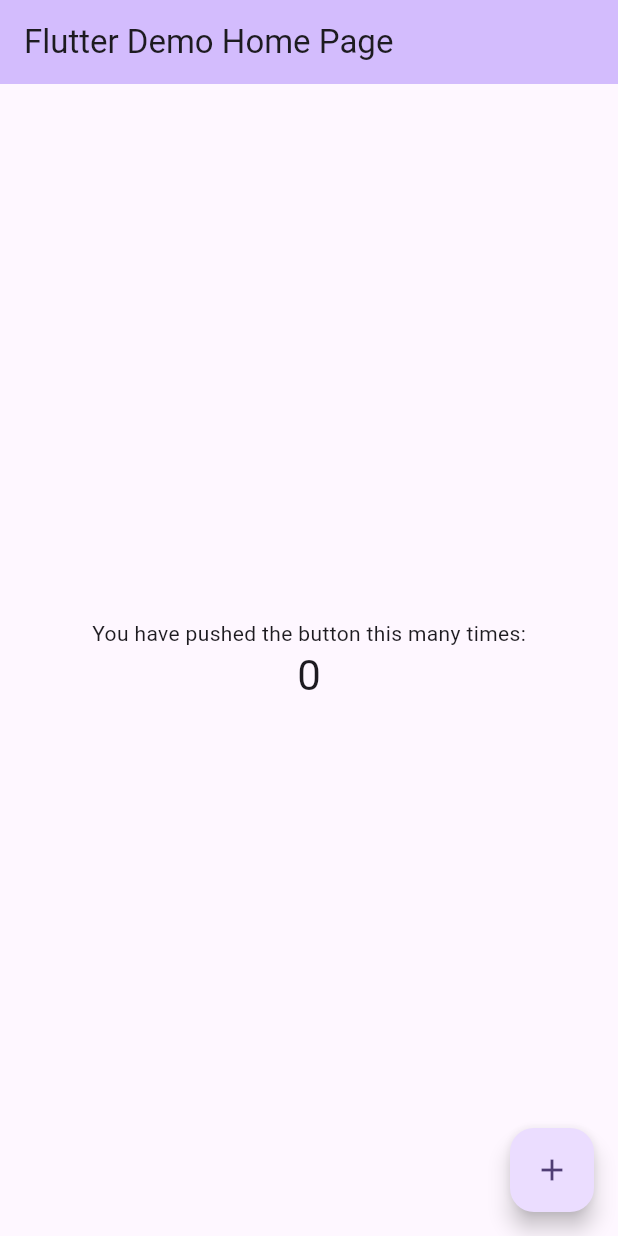
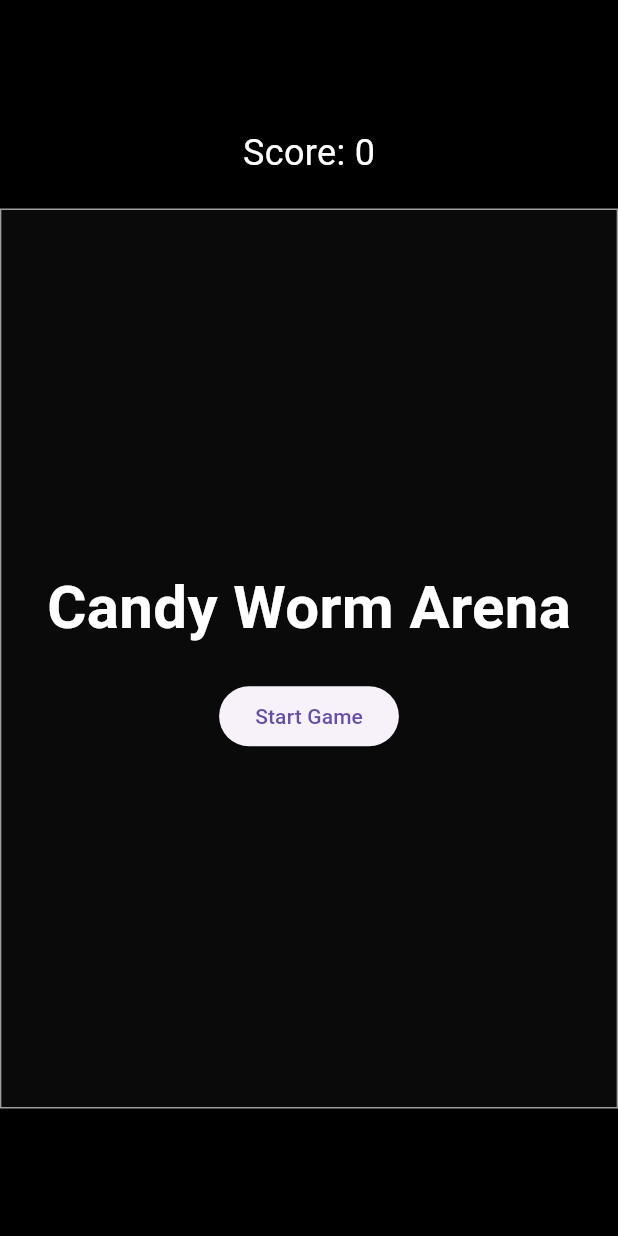
Before and after one commit to could-ai/019a52cf-fe0e-77c0-999b-d4a83f3e5c05, a Flutter app: the screen it shows after launch, on a phone screen of 412 x 824 dp. Run offline on Flutter 3.47's test engine with Material 3 defaults, Android fonts, the phone set to English and light mode, and no system bars.

Commit message:
I have created the "Candy Worm Arena" game by replacing the default Flutter counter application. The entire game logic is contained within `lib/main.dart`. This file now includes the game board setup, snake and candy rendering, movement logic, collision detection, scoring, and game state management (start, playing, game over). I've also implemented keyboard controls using `RawKeyboardListener` to handle arrow key inputs for snake movement.; I have updated the title of the web page from the default Flutter project name to "Candy Worm Arena" to accurately reflect the game's title in the browser tab.

```diff
--- a/usr/lib/main.dart
+++ b/usr/lib/main.dart
@@ -1,4 +1,7 @@
+import 'dart:async';
+import 'dart:math';
 import 'package:flutter/material.dart';
+import 'package:flutter/services.dart';
 
 void main() {
   runApp(const MyApp());
@@ -7,114 +10,232 @@ void main() {
 class MyApp extends StatelessWidget {
   const MyApp({super.key});
 
-  // This widget is the root of your application.
   @override
   Widget build(BuildContext context) {
     return MaterialApp(
-      title: 'Flutter Demo',
+      title: 'Candy Worm Arena',
       debugShowCheckedModeBanner: false,
       theme: ThemeData(
-        // This is the theme of your application.
-        //
-        // TRY THIS: Try running your application with "flutter run". You'll see
-        // the application has a purple toolbar. Then, without quitting the app,
-        // try changing the seedColor in the colorScheme below to Colors.green
-        // and then invoke "hot reload" (save your changes or press the "hot
-        // reload" button in a Flutter-supported IDE, or press "r" if you used
-        // the command line to start the app).
-        //
-        // Notice that the counter didn't reset back to zero; the application
-        // state is not lost during the reload. To reset the state, use hot
-        // restart instead.
-        //
-        // This works for code too, not just values: Most code changes can be
-        // tested with just a hot reload.
-        colorScheme: ColorScheme.fromSeed(seedColor: Colors.deepPurple),
+        primarySwatch: Colors.blue,
+        visualDensity: VisualDensity.adaptivePlatformDensity,
       ),
-      home: const MyHomePage(title: 'Flutter Demo Home Page'),
+      home: const GamePage(),
     );
   }
 }
 
-class MyHomePage extends StatefulWidget {
-  const MyHomePage({super.key, required this.title});
+enum Direction { up, down, left, right }
 
-  // This widget is the home page of your application. It is stateful, meaning
-  // that it has a State object (defined below) that contains fields that affect
-  // how it looks.
-
-  // This class is the configuration for the state. It holds the values (in this
-  // case the title) provided by the parent (in this case the App widget) and
-  // used by the build method of the State. Fields in a Widget subclass are
-  // always marked "final".
-
-  final String title;
+class GamePage extends StatefulWidget {
+  const GamePage({super.key});
 
   @override
-  State<MyHomePage> createState() => _MyHomePageState();
+  State<GamePage> createState() => _GamePageState();
 }
 
-class _MyHomePageState extends State<MyHomePage> {
-  int _counter = 0;
+class _GamePageState extends State<GamePage> {
+  static const int gridSize = 20;
+  static const double cellSize = 30.0;
+  List<Offset> snake = [];
+  Offset? candy;
+  Direction direction = Direction.right;
+  Timer? gameTimer;
+  bool isPlaying = false;
+  int score = 0;
 
-  void _incrementCounter() {
+  @override
+  void initState() {
+    super.initState();
+  }
+
+  void startGame() {
     setState(() {
-      // This call to setState tells the Flutter framework that something has
-      // changed in this State, which causes it to rerun the build method below
-      // so that the display can reflect the updated values. If we changed
-      // _counter without calling setState(), then the build method would not be
-      // called again, and so nothing would appear to happen.
-      _counter++;
+      score = 0;
+      direction = Direction.right;
+      snake = [const Offset(5, 5)];
+      generateCandy();
+      isPlaying = true;
+      gameTimer?.cancel();
+      gameTimer = Timer.periodic(const Duration(milliseconds: 200), (timer) {
+        updateGame();
+      });
     });
+  }
+
+  void generateCandy() {
+    final random = Random();
+    Offset newCandy;
+    do {
+      newCandy = Offset(
+        random.nextInt(gridSize).toDouble(),
+        random.nextInt(gridSize).toDouble(),
+      );
+    } while (snake.contains(newCandy));
+    setState(() {
+      candy = newCandy;
+    });
+  }
+
+  void updateGame() {
+    if (!isPlaying) return;
+
+    setState(() {
+      Offset newHead;
+      switch (direction) {
+        case Direction.up:
+          newHead = Offset(snake.first.dx, snake.first.dy - 1);
+          break;
+        case Direction.down:
+          newHead = Offset(snake.first.dx, snake.first.dy + 1);
+          break;
+        case Direction.left:
+          newHead = Offset(snake.first.dx - 1, snake.first.dy);
+          break;
+        case Direction.right:
+          newHead = Offset(snake.first.dx + 1, snake.first.dy);
+          break;
+      }
+
+      // Wall collision
+      if (newHead.dx < 0 ||
+          newHead.dx >= gridSize ||
+          newHead.dy < 0 ||
+          newHead.dy >= gridSize) {
+        gameOver();
+        return;
+      }
+
+      // Self collision
+      if (snake.contains(newHead)) {
+        gameOver();
+        return;
+      }
+
+      snake.insert(0, newHead);
+
+      if (newHead == candy) {
+        score++;
+        generateCandy();
+      } else {
+        snake.removeLast();
+      }
+    });
+  }
+
+  void gameOver() {
+    gameTimer?.cancel();
+    setState(() {
+      isPlaying = false;
+    });
+  }
+
+  void _handleKeyEvent(RawKeyEvent event) {
+    if (event is RawKeyDownEvent) {
+      if (event.logicalKey == LogicalKeyboardKey.arrowUp && direction != Direction.down) {
+        direction = Direction.up;
+      } else if (event.logicalKey == LogicalKeyboardKey.arrowDown && direction != Direction.up) {
+        direction = Direction.down;
+      } else if (event.logicalKey == LogicalKeyboardKey.arrowLeft && direction != Direction.right) {
+        direction = Direction.left;
+      } else if (event.logicalKey == LogicalKeyboardKey.arrowRight && direction != Direction.left) {
+        direction = Direction.right;
+      }
+    }
   }
 
   @override
   Widget build(BuildContext context) {
-    // This method is rerun every time setState is called, for instance as done
-    // by the _incrementCounter method above.
-    //
-    // The Flutter framework has been optimized to make rerunning build methods
-    // fast, so that you can just rebuild anything that needs updating rather
-    // than having to individually change instances of widgets.
     return Scaffold(
-      appBar: AppBar(
-        // TRY THIS: Try changing the color here to a specific color (to
-        // Colors.amber, perhaps?) and trigger a hot reload to see the AppBar
-        // change color while the other colors stay the same.
-        backgroundColor: Theme.of(context).colorScheme.inversePrimary,
-        // Here we take the value from the MyHomePage object that was created by
-        // the App.build method, and use it to set our appbar title.
-        title: Text(widget.title),
-      ),
-      body: Center(
-        // Center is a layout widget. It takes a single child and positions it
-        // in the middle of the parent.
-        child: Column(
-          // Column is also a layout widget. It takes a list of children and
-          // arranges them vertically. By default, it sizes itself to fit its
-          // children horizontally, and tries to be as tall as its parent.
-          //
-          // Column has various properties to control how it sizes itself and
-          // how it positions its children. Here we use mainAxisAlignment to
-          // center the children vertically; the main axis here is the vertical
-          // axis because Columns are vertical (the cross axis would be
-          // horizontal).
-          //
-          // TRY THIS: Invoke "debug painting" (choose the "Toggle Debug Paint"
-          // action in the IDE, or press "p" in the console), to see the
-          // wireframe for each widget.
-          mainAxisAlignment: MainAxisAlignment.center,
-          children: <Widget>[
-            const Text('You have pushed the button this many times:'),
-            Text('$_counter', style: Theme.of(context).textTheme.headlineMedium),
-          ],
+      backgroundColor: Colors.black,
+      body: RawKeyboardListener(
+        focusNode: FocusNode(),
+        autofocus: true,
+        onKey: _handleKeyEvent,
+        child: Center(
+          child: Column(
+            mainAxisAlignment: MainAxisAlignment.center,
+            children: [
+              Text(
+                'Score: $score',
+                style: const TextStyle(color: Colors.white, fontSize: 24),
+              ),
+              const SizedBox(height: 20),
+              Container(
+                width: gridSize * cellSize,
+                height: gridSize * cellSize,
+                decoration: BoxDecoration(
+                  border: Border.all(color: Colors.grey),
+                  color: Colors.grey[900],
+                ),
+                child: Stack(
+                  children: [
+                    // Draw snake
+                    ...snake.map((segment) => Positioned(
+                          left: segment.dx * cellSize,
+                          top: segment.dy * cellSize,
+                          child: Container(
+                            width: cellSize,
+                            height: cellSize,
+                            decoration: BoxDecoration(
+                              color: Colors.green,
+                              borderRadius: BorderRadius.circular(5),
+                            ),
+                          ),
+                        )),
+                    // Draw candy
+                    if (candy != null)
+                      Positioned(
+                        left: candy!.dx * cellSize,
+                        top: candy!.dy * cellSize,
+                        child: Container(
+                          width: cellSize,
+                          height: cellSize,
+                          decoration: const BoxDecoration(
+                            color: Colors.red,
+                            shape: BoxShape.circle,
+                          ),
+                        ),
+                      ),
+                    // Game Over / Start Screen
+                    if (!isPlaying)
+                      Container(
+                        color: Colors.black.withOpacity(0.7),
+                        child: Center(
+                          child: Column(
+                            mainAxisAlignment: MainAxisAlignment.center,
+                            children: [
+                              Text(
+                                score == 0 ? 'Candy Worm Arena' : 'Game Over',
+                                style: const TextStyle(
+                                  color: Colors.white,
+                                  fontSize: 40,
+                                  fontWeight: FontWeight.bold,
+                                ),
+                              ),
+                              if (score > 0)
+                                Text(
+                                  'Your Score: $score',
+                                  style: const TextStyle(
+                                    color: Colors.white,
+                                    fontSize: 24,
+                                  ),
+                                ),
+                              const SizedBox(height: 20),
+                              ElevatedButton(
+                                onPressed: startGame,
+                                child: Text(score == 0 ? 'Start Game' : 'Restart'),
+                              ),
+                            ],
+                          ),
+                        ),
+                      ),
+                  ],
+                ),
+              ),
+            ],
+          ),
         ),
       ),
-      floatingActionButton: FloatingActionButton(
-        onPressed: _incrementCounter,
-        tooltip: 'Increment',
-        child: const Icon(Icons.add),
-      ), // This trailing comma makes auto-formatting nicer for build methods.
     );
   }
 }
```
Also changed, not shown: 1 other file.
